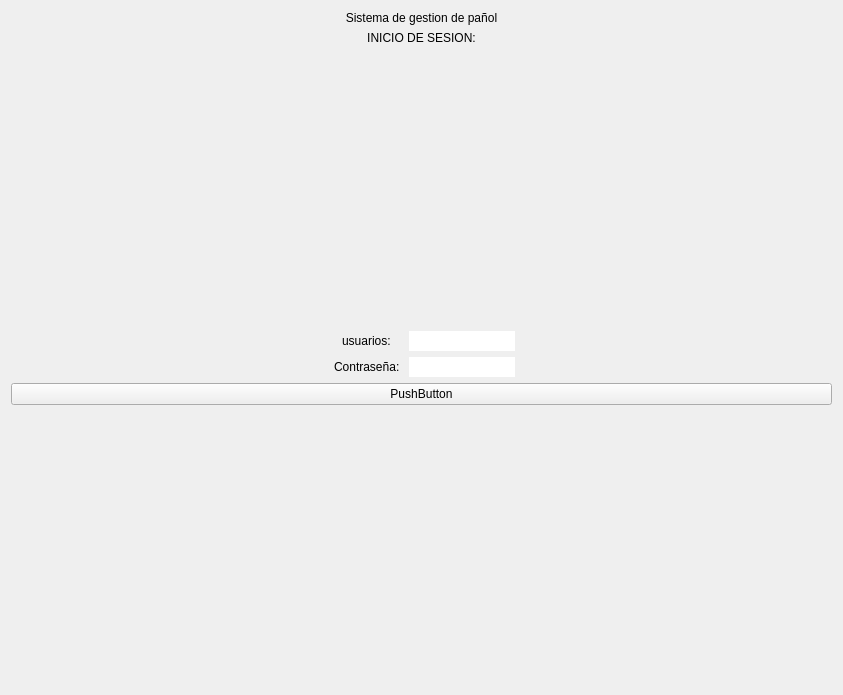
Qt form blustock/uis/login.ui (MaxAPBusiness/Blustock) before a commit.
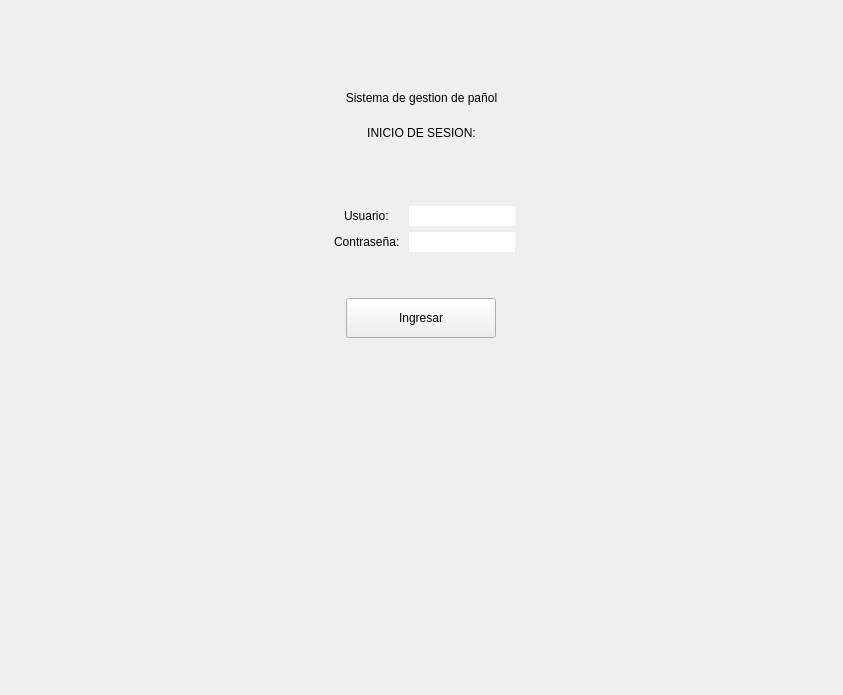
The same form after that commit.

```diff
--- a/blustock/uis/login.ui
+++ b/blustock/uis/login.ui
@@ -13,7 +13,23 @@
   <property name="windowTitle">
    <string>Form</string>
   </property>
-  <layout class="QVBoxLayout" name="verticalLayout" stretch="1,0,0,0,1,0">
+  <layout class="QVBoxLayout" name="verticalLayout" stretch="0,1,0,0,0,0,0,1,0">
+   <item>
+    <spacer name="verticalSpacer_5">
+     <property name="orientation">
+      <enum>Qt::Vertical</enum>
+     </property>
+     <property name="sizeType">
+      <enum>QSizePolicy::Fixed</enum>
+     </property>
+     <property name="sizeHint" stdset="0">
+      <size>
+       <width>50</width>
+       <height>80</height>
+      </size>
+     </property>
+    </spacer>
+   </item>
    <item>
     <widget class="QLabel" name="label">
      <property name="sizePolicy">
@@ -30,6 +46,22 @@
      </property>
     </widget>
    </item>
+   <item>
+    <spacer name="verticalSpacer_3">
+     <property name="orientation">
+      <enum>Qt::Vertical</enum>
+     </property>
+     <property name="sizeType">
+      <enum>QSizePolicy::Fixed</enum>
+     </property>
+     <property name="sizeHint" stdset="0">
+      <size>
+       <width>15</width>
+       <height>15</height>
+      </size>
+     </property>
+    </spacer>
+   </item>
    <item>
     <widget class="QLabel" name="label_2">
      <property name="sizePolicy">
@@ -51,10 +83,13 @@
      <property name="orientation">
       <enum>Qt::Vertical</enum>
      </property>
+     <property name="sizeType">
+      <enum>QSizePolicy::Fixed</enum>
+     </property>
      <property name="sizeHint" stdset="0">
       <size>
        <width>20</width>
-       <height>40</height>
+       <height>60</height>
       </size>
      </property>
     </spacer>
@@ -85,7 +120,7 @@
         </size>
        </property>
        <property name="text">
-        <string>usuarios: </string>
+        <string>Usuario: </string>
        </property>
       </widget>
      </item>
@@ -158,9 +193,37 @@
     </layout>
    </item>
    <item>
+    <spacer name="verticalSpacer_4">
+     <property name="orientation">
+      <enum>Qt::Vertical</enum>
+     </property>
+     <property name="sizeType">
+      <enum>QSizePolicy::Fixed</enum>
+     </property>
+     <property name="sizeHint" stdset="0">
+      <size>
+       <width>20</width>
+       <height>40</height>
+      </size>
+     </property>
+    </spacer>
+   </item>
+   <item alignment="Qt::AlignHCenter">
     <widget class="QPushButton" name="pushButton">
+     <property name="sizePolicy">
+      <sizepolicy hsizetype="Fixed" vsizetype="Fixed">
+       <horstretch>50</horstretch>
+       <verstretch>0</verstretch>
+      </sizepolicy>
+     </property>
+     <property name="minimumSize">
+      <size>
+       <width>150</width>
+       <height>40</height>
+      </size>
+     </property>
      <property name="text">
-      <string>PushButton</string>
+      <string>Ingresar</string>
      </property>
     </widget>
    </item>
```
